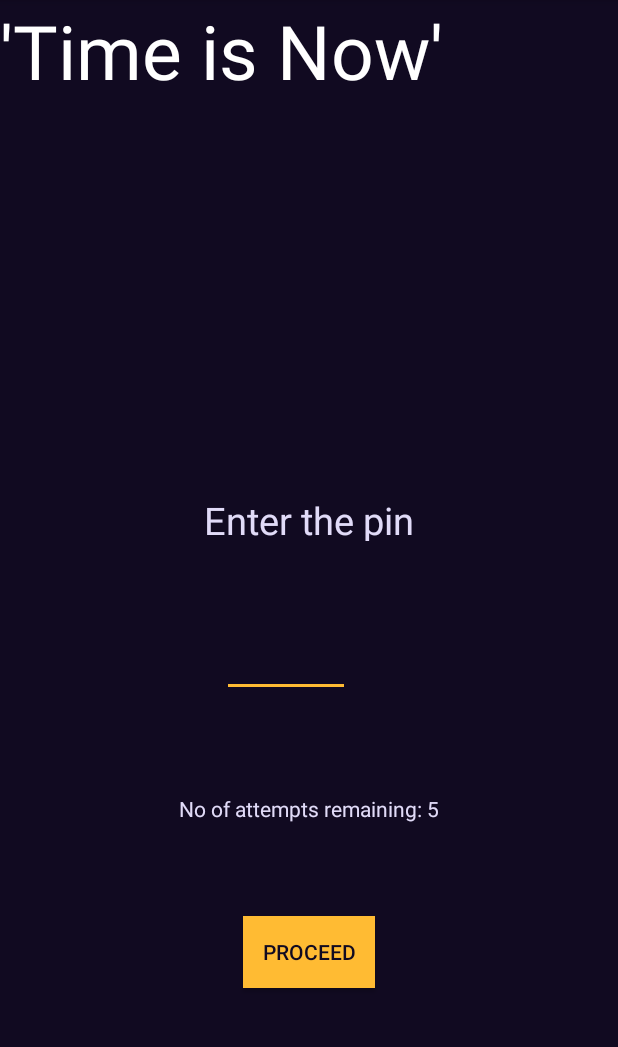
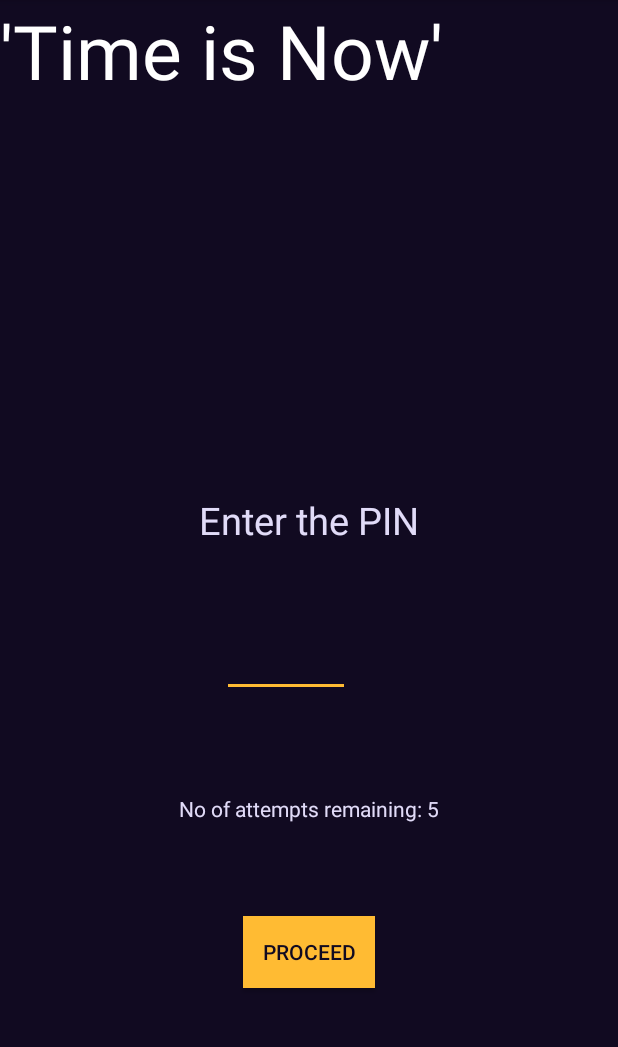
Before and after one commit to MathewAnusha/Symbiote, an Android app: the screen it shows after launch (MainActivity), on a phone screen of 412 x 824 dp, the part 84-1131 px from its top. Run offline under Robolectric (Android 15) with nearby library versions, the light colour scheme and no system bars.

Commit message:
enable/disablle of PIN

```diff
--- a/app/src/main/res/layout/activity_main.xml
+++ b/app/src/main/res/layout/activity_main.xml
@@ -10,7 +10,7 @@
     <TextView
         android:layout_width="wrap_content"
         android:layout_height="31dp"
-        android:text="Enter the pin"
+        android:text="Enter the PIN"
         android:textColor="#E1DBF8"
         android:textSize="25dp"
         app:layout_constraintBottom_toBottomOf="parent"
--- a/app/src/main/res/menu/menu1.xml
+++ b/app/src/main/res/menu/menu1.xml
@@ -5,8 +5,12 @@
     xmlns:app="http://schemas.android.com/apk/res-auto">
 
     <item
+        android:id="@+id/pinManage"
+        android:title="Enable/Disable PIN"
+        app:showAsAction="never" />
+    <item
         android:id="@+id/action_daten_aktualisieren"
-        android:title="@string/action_daten_aktualisieren"
+        android:title="About Us"
         app:showAsAction="never" />
 
 </menu>
```
Also changed, not shown: app/src/main/java/com/example/teamatom/symbiote/MainActivity.java (+65 -4 lines).
